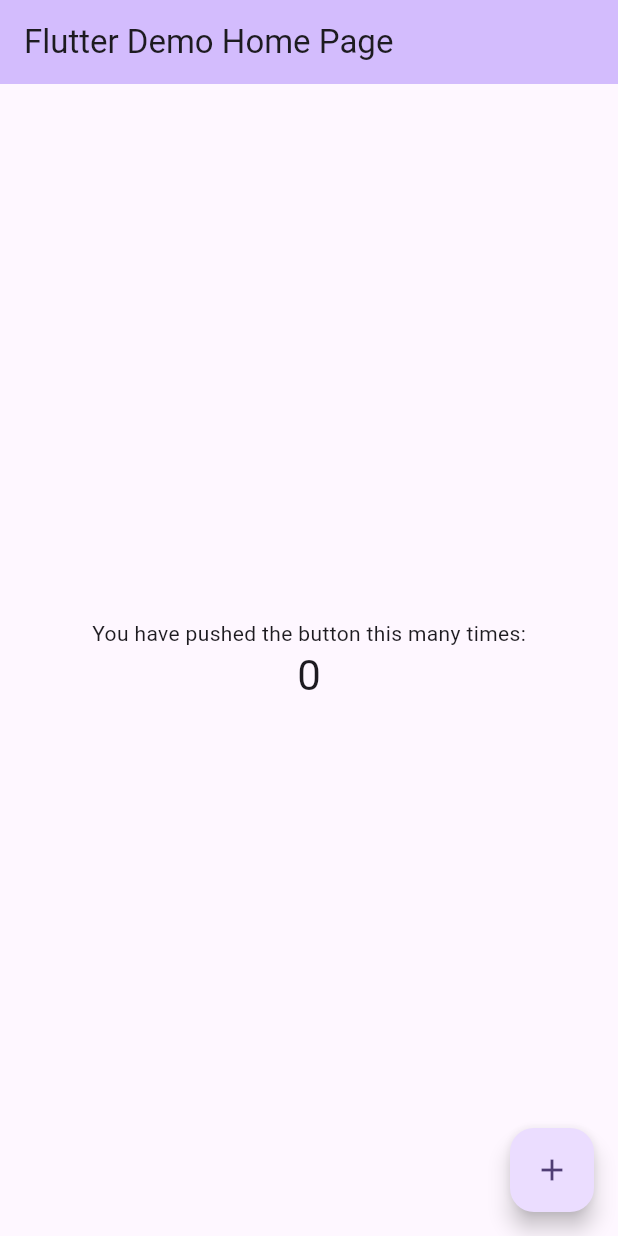
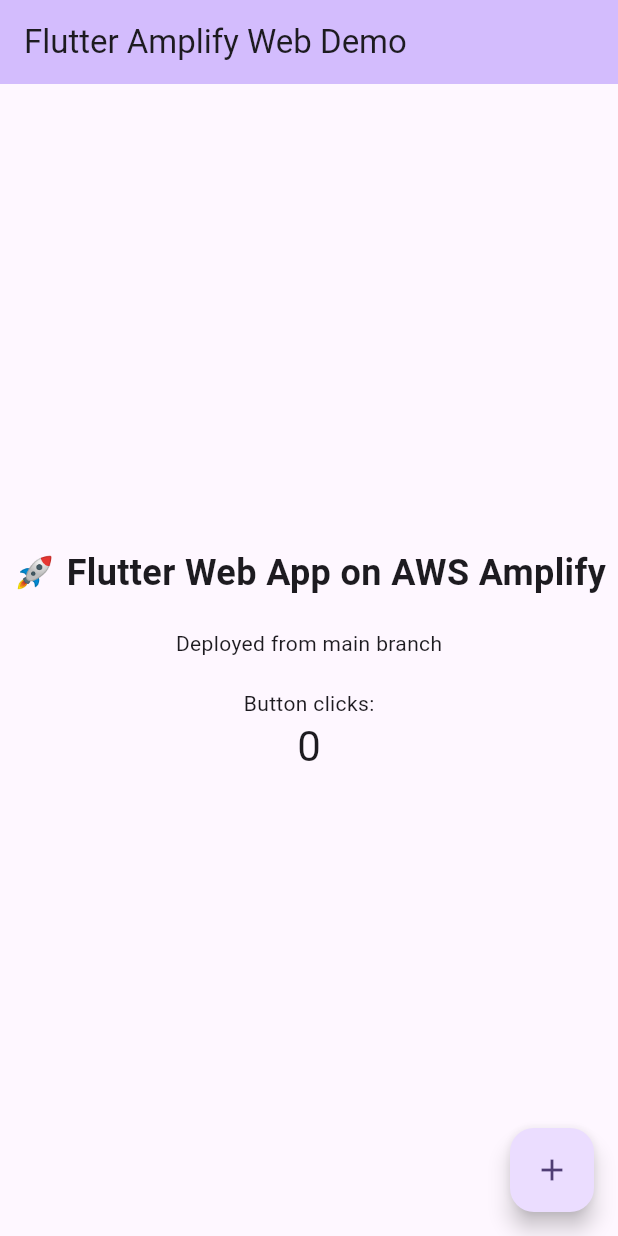
Before and after one commit to Yutama-ops/flutter-amplify-web-demo, a Flutter app: the screen it shows after launch, on a phone screen of 412 x 824 dp. Run offline on Flutter 3.47's test engine with Material 3 defaults, Android fonts, the phone set to English and light mode, and no system bars.

Commit message:
Customize app for Amplify deployment demo - main branch version

```diff
--- a/lib/main.dart
+++ b/lib/main.dart
@@ -11,7 +11,7 @@
   @override
   Widget build(BuildContext context) {
     return MaterialApp(
-      title: 'Flutter Demo',
+      title: 'Flutter Amplify Web Demo',
       theme: ThemeData(
         // This is the theme of your application.
         //
@@ -30,7 +30,7 @@
         // tested with just a hot reload.
         colorScheme: ColorScheme.fromSeed(seedColor: Colors.deepPurple),
       ),
-      home: const MyHomePage(title: 'Flutter Demo Home Page'),
+      home: const MyHomePage(title: 'Flutter Amplify Web Demo'),
     );
   }
 }
@@ -104,7 +104,14 @@
           // wireframe for each widget.
           mainAxisAlignment: MainAxisAlignment.center,
           children: <Widget>[
-            const Text('You have pushed the button this many times:'),
+            const Text(
+              '🚀 Flutter Web App on AWS Amplify',
+              style: TextStyle(fontSize: 24, fontWeight: FontWeight.bold),
+            ),
+            const SizedBox(height: 20),
+            const Text('Deployed from main branch'),
+            const SizedBox(height: 20),
+            const Text('Button clicks:'),
             Text(
               '$_counter',
               style: Theme.of(context).textTheme.headlineMedium,
```
